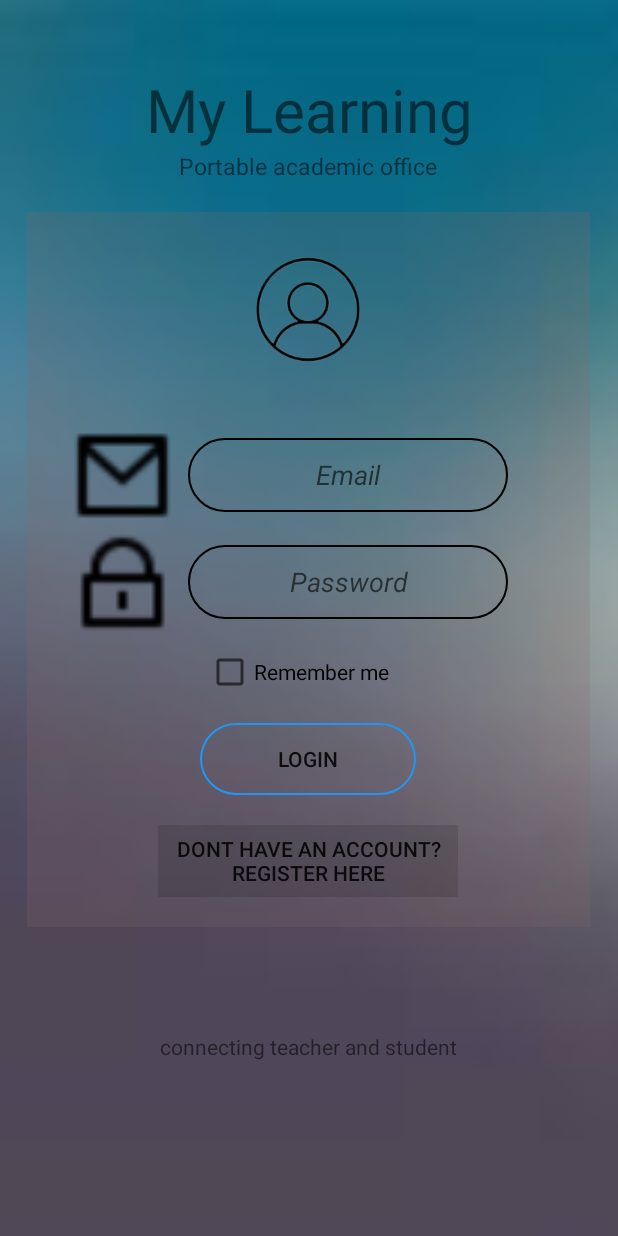
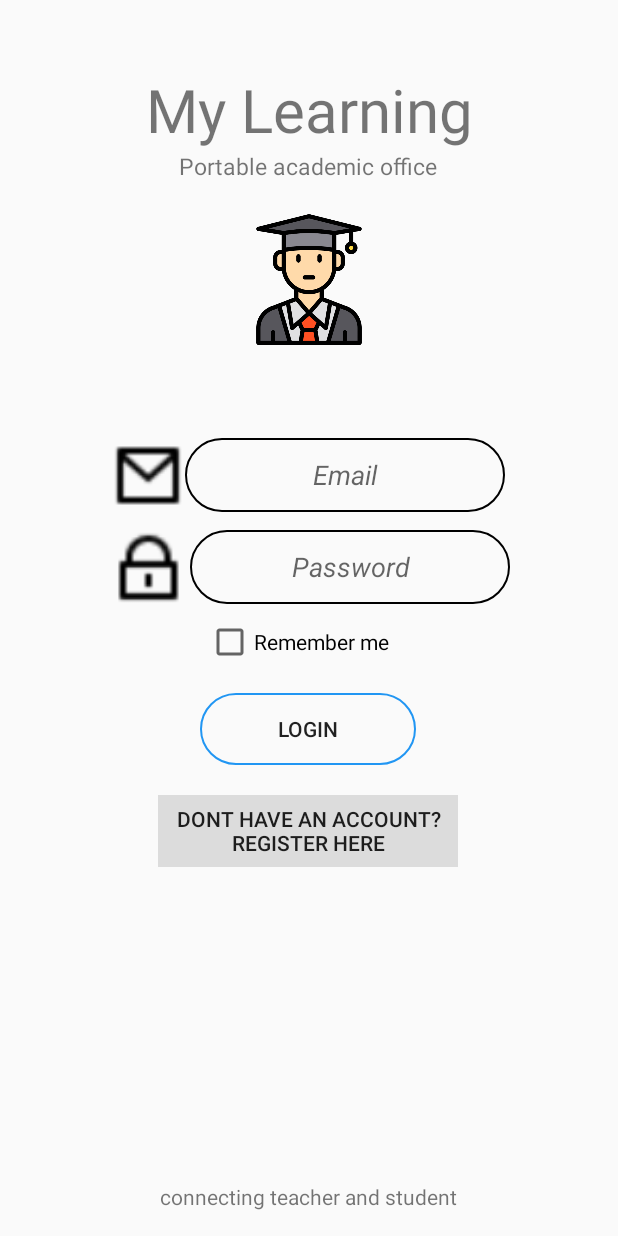
Before and after one commit to JaphethNalami/androidproject, an Android app: the login screen opened directly, with no data from a screen before it, on a phone screen of 412 x 824 dp. Run offline under Robolectric (Android 15) with nearby library versions, the phone set to English and light mode, and no system bars; our stand-ins replace Firebase (no records; nobody signed in at launch, a user with empty details on screens opened directly).

Commit message:
android app with lecturer login and ui changes to student login and registration.

```diff
--- a/app/src/main/AndroidManifest.xml
+++ b/app/src/main/AndroidManifest.xml
@@ -16,6 +16,9 @@
         tools:targetApi="31">
         <activity
             android:name=".Courses"
+            android:exported="false" />
+        <activity
+            android:name=".admin"
             android:exported="false" />
         <activity
             android:name=".StudentDetails"
--- a/app/src/main/java/com/example/examinations/MainActivity.java
+++ b/app/src/main/java/com/example/examinations/MainActivity.java
@@ -25,5 +25,10 @@ public class MainActivity extends AppCompatActivity {
             Intent intent=new Intent(MainActivity.this, leclogin.class);
             startActivity(intent);
                 });
+        button=findViewById(R.id.admin);
+        button.setOnClickListener(View-> {
+            Intent intent=new Intent(MainActivity.this, admin.class);
+            startActivity(intent);
+        });
     }
 }
--- a/app/src/main/res/layout/activity_login.xml
+++ b/app/src/main/res/layout/activity_login.xml
@@ -4,39 +4,46 @@
     xmlns:tools="http://schemas.android.com/tools"
     android:layout_width="match_parent"
     android:layout_height="match_parent"
-    tools:context=".login"
     android:layout_gravity="center"
+
     android:orientation="vertical"
     android:padding="16dp"
-    android:background="@drawable/bg7"
-    >
+    tools:context=".login">
 
     <TextView
         android:id="@+id/textView"
         android:layout_width="match_parent"
         android:layout_height="wrap_content"
+        android:layout_gravity="center"
+        android:layout_marginTop="30dp"
         android:text="@string/my_learning"
-        android:layout_marginTop="30dp"
         android:textAlignment="center"
-        android:layout_gravity="center"
-        android:textSize="40sp"
-        />
+        android:textSize="40sp" />
+
     <TextView
         android:layout_width="wrap_content"
         android:layout_height="wrap_content"
         android:layout_gravity="center"
-        android:textSize="15sp"
-        android:text="@string/portable_academic_office">
-
+        android:text="@string/portable_academic_office"
+        android:textSize="15sp">
     </TextView>
 
+    <ImageView
+        android:id="@+id/imageView3"
+        android:layout_width="221dp"
+        android:layout_height="90dp"
+        android:layout_gravity="center"
+        android:layout_marginTop="20dp"
+        app:srcCompat="@drawable/student"
+        tools:ignore="ContentDescription"
+        tools:layout_editor_absoluteX="47dp"
+        tools:layout_editor_absoluteY="214dp" />
     <LinearLayout
         android:id="@+id/container"
         android:layout_width="375dp"
         android:layout_height="wrap_content"
         android:layout_gravity="center"
-        android:layout_margin="20dp"
-        android:background="#37876969"
+        android:layout_margin="0dp"
         android:orientation="vertical"
         android:padding="20dp"
         android:visibility="visible"
@@ -44,44 +51,33 @@
         tools:layout_editor_absoluteX="89dp"
         tools:layout_editor_absoluteY="238dp">
 
-
-        <ImageView
-            android:id="@+id/imageView3"
-            android:layout_width="wrap_content"
-            android:layout_height="90dp"
-            android:layout_gravity="center"
-            android:layout_marginTop="0dp"
-            app:srcCompat="@drawable/account"
-            tools:ignore="ContentDescription"
-            tools:layout_editor_absoluteX="47dp"
-            tools:layout_editor_absoluteY="214dp" />
         <LinearLayout
             android:layout_width="wrap_content"
             android:layout_height="wrap_content"
             android:layout_marginTop="30dp"
+            android:layout_gravity="center"
             android:orientation="horizontal">
 
             <ImageView
                 android:id="@+id/imageView4"
-                android:layout_width="87dp"
+                android:layout_width="49dp"
                 android:layout_height="71dp"
                 android:layout_gravity="center"
                 app:srcCompat="@drawable/mail"
-                tools:layout_editor_absoluteX="129dp"
-                tools:layout_editor_absoluteY="341dp" />
+                android:layout_weight="1"
+                 />
 
             <EditText
                 android:id="@+id/email"
                 android:layout_width="match_parent"
                 android:layout_height="49dp"
                 android:layout_gravity="center"
+                android:background="@drawable/button"
                 android:ems="10"
-            android:textStyle="italic"
                 android:hint="@string/email"
+                android:inputType="textEmailSubject"
                 android:textAlignment="center"
-            android:inputType="textEmailSubject"
-            android:background="@drawable/button"
-             />
+                android:textStyle="italic" />
 
         </LinearLayout>
 
@@ -89,11 +85,12 @@
             android:layout_width="wrap_content"
             android:layout_height="wrap_content"
             android:orientation="horizontal"
+            android:layout_gravity="center"
             >
 
             <ImageView
-                android:layout_width="87dp"
-                android:layout_height="71dp"
+                android:layout_width="55dp"
+                android:layout_height="51dp"
                 android:layout_gravity="center"
                 app:srcCompat="@drawable/password"
                 tools:layout_editor_absoluteX="129dp"
@@ -103,13 +100,13 @@
                 android:id="@+id/pass"
                 android:layout_width="match_parent"
                 android:layout_height="49dp"
-            android:textAlignment="center"
                 android:layout_gravity="center"
+                android:background="@drawable/button"
                 android:ems="10"
                 android:hint="Password"
-            android:background="@drawable/button"
+                android:inputType="textPassword"
+                android:textAlignment="center"
                 android:textStyle="italic"
-            android:inputType="textPassword"
                 tools:layout_editor_absoluteX="256dp"
                 tools:layout_editor_absoluteY="362dp" />
 
@@ -128,12 +125,12 @@
             android:id="@+id/btn_login"
             android:layout_width="144dp"
             android:layout_height="wrap_content"
+            android:layout_gravity="center"
             android:layout_marginTop="10dp"
-            android:layout_gravity="center"
             android:layout_marginBottom="20dp"
             android:background="@drawable/button"
+            android:backgroundTint="@color/blue"
             android:text="@string/login"
-            android:backgroundTint="@color/blue"
             tools:layout_editor_absoluteX="20dp"
             tools:layout_editor_absoluteY="541dp" />
 
@@ -148,12 +145,13 @@
             tools:layout_editor_absoluteX="170dp"
             tools:layout_editor_absoluteY="682dp" />
     </LinearLayout>
+
     <TextView
         android:layout_width="wrap_content"
         android:layout_height="wrap_content"
-        android:text="@string/connecting_teacher_and_student"
-        android:layout_marginTop="50dp"
-        android:layout_gravity="center">
+        android:layout_gravity="center"
+        android:layout_marginTop="190dp"
+        android:text="@string/connecting_teacher_and_student">
 
     </TextView>
 
```
Also changed, not shown: app/src/main/java/com/example/examinations/admin.java (added, +14 -0 lines), app/src/main/res/layout/activity_admin.xml (added, +138 -0 lines), app/src/main/res/layout/activity_leclogin.xml (+17 -19 lines), app/src/main/res/values/colors.xml (+11 -0 lines), app/src/main/res/drawable/adminp.png (added), app/src/main/res/drawable/student.png (added), app/src/main/res/drawable/teacher.png (added). Lines whose indentation alone changed are shown as unchanged.
